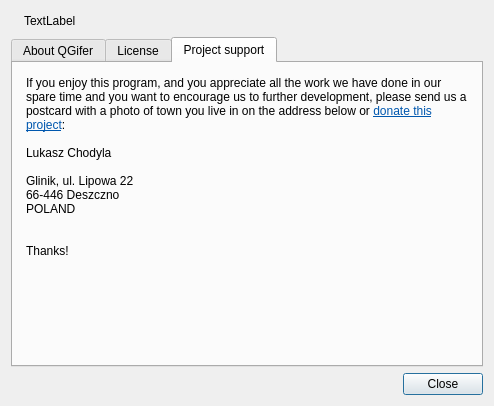
Above: ui/aboutdialog.ui from Apkawa/QGifer before the change. Below: the same form after it.
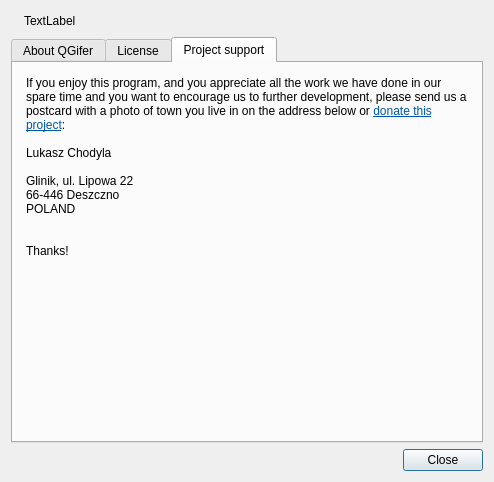
That is the form after the change. The open tabs and pages were chosen to show the change. Icons and pictures are not drawn.

```diff
--- a/ui/aboutdialog.ui
+++ b/ui/aboutdialog.ui
@@ -7,7 +7,7 @@
     <x>0</x>
     <y>0</y>
     <width>494</width>
-    <height>406</height>
+    <height>482</height>
    </rect>
   </property>
   <property name="windowTitle">
@@ -815,17 +815,17 @@
           <string>&lt;!DOCTYPE HTML PUBLIC &quot;-//W3C//DTD HTML 4.0//EN&quot; &quot;http://www.w3.org/TR/REC-html40/strict.dtd&quot;&gt;
 &lt;html&gt;&lt;head&gt;&lt;meta name=&quot;qrichtext&quot; content=&quot;1&quot; /&gt;&lt;style type=&quot;text/css&quot;&gt;
 p, li { white-space: pre-wrap; }
-&lt;/style&gt;&lt;/head&gt;&lt;body style=&quot; font-family:'DejaVu Sans'; font-size:9pt; font-weight:400; font-style:normal;&quot;&gt;
-&lt;p style=&quot; margin-top:0px; margin-bottom:0px; margin-left:0px; margin-right:0px; -qt-block-indent:0; text-indent:0px;&quot;&gt;If you enjoy this program, and you appreciate all the work we have done in our spare time and you want to encourage us to further development, please send us a postcard with a photo of town you live in on the address below or &lt;a href=&quot;https://www.paypal.com/cgi-bin/webscr?cmd=_donations&amp;amp;business=YKYEGBLZMUVW4&amp;amp;lc=US&amp;amp;item_name=QGifer&amp;amp;item_number=qgifer&amp;amp;currency_code=USD&amp;amp;bn=PP%2dDonationsBF%3abtn_donateCC_LG%2egif%3aNonHosted&quot;&gt;&lt;span style=&quot; text-decoration: underline; color:#0057ae;&quot;&gt;donate this project&lt;/span&gt;&lt;/a&gt;:&lt;/p&gt;
-&lt;p style=&quot;-qt-paragraph-type:empty; margin-top:0px; margin-bottom:0px; margin-left:0px; margin-right:0px; -qt-block-indent:0; text-indent:0px;&quot;&gt;&lt;br /&gt;&lt;/p&gt;
-&lt;p style=&quot; margin-top:0px; margin-bottom:0px; margin-left:0px; margin-right:0px; -qt-block-indent:0; text-indent:0px;&quot;&gt;Lukasz Chodyla&lt;/p&gt;
-&lt;p style=&quot;-qt-paragraph-type:empty; margin-top:0px; margin-bottom:0px; margin-left:0px; margin-right:0px; -qt-block-indent:0; text-indent:0px;&quot;&gt;&lt;br /&gt;&lt;/p&gt;
-&lt;p style=&quot; margin-top:0px; margin-bottom:0px; margin-left:0px; margin-right:0px; -qt-block-indent:0; text-indent:0px;&quot;&gt;Glinik, ul. Lipowa 22&lt;/p&gt;
-&lt;p style=&quot; margin-top:0px; margin-bottom:0px; margin-left:0px; margin-right:0px; -qt-block-indent:0; text-indent:0px;&quot;&gt;66-446 Deszczno&lt;/p&gt;
-&lt;p style=&quot; margin-top:0px; margin-bottom:0px; margin-left:0px; margin-right:0px; -qt-block-indent:0; text-indent:0px;&quot;&gt;POLAND&lt;/p&gt;
-&lt;p style=&quot;-qt-paragraph-type:empty; margin-top:0px; margin-bottom:0px; margin-left:0px; margin-right:0px; -qt-block-indent:0; text-indent:0px;&quot;&gt;&lt;br /&gt;&lt;/p&gt;
-&lt;p style=&quot;-qt-paragraph-type:empty; margin-top:0px; margin-bottom:0px; margin-left:0px; margin-right:0px; -qt-block-indent:0; text-indent:0px;&quot;&gt;&lt;br /&gt;&lt;/p&gt;
-&lt;p style=&quot; margin-top:0px; margin-bottom:0px; margin-left:0px; margin-right:0px; -qt-block-indent:0; text-indent:0px;&quot;&gt;Thanks!&lt;/p&gt;&lt;/body&gt;&lt;/html&gt;</string>
+&lt;/style&gt;&lt;/head&gt;&lt;body style=&quot; font-family:'Sans Serif'; font-size:9pt; font-weight:400; font-style:normal;&quot;&gt;
+&lt;p style=&quot; margin-top:0px; margin-bottom:0px; margin-left:0px; margin-right:0px; -qt-block-indent:0; text-indent:0px;&quot;&gt;&lt;span style=&quot; font-family:'DejaVu Sans';&quot;&gt;If you enjoy this program, and you appreciate all the work we have done in our spare time and you want to encourage us to further development, please send us a postcard with a photo of town you live in on the address below or &lt;/span&gt;&lt;a href=&quot;https://www.paypal.com/cgi-bin/webscr?cmd=_donations&amp;amp;business=YKYEGBLZMUVW4&amp;amp;lc=US&amp;amp;item_name=QGifer&amp;amp;item_number=qgifer&amp;amp;currency_code=USD&amp;amp;bn=PP%2dDonationsBF%3abtn_donateCC_LG%2egif%3aNonHosted&quot;&gt;&lt;span style=&quot; font-family:'DejaVu Sans'; text-decoration: underline; color:#0057ae;&quot;&gt;donate this project&lt;/span&gt;&lt;/a&gt;&lt;span style=&quot; font-family:'DejaVu Sans';&quot;&gt;:&lt;/span&gt;&lt;/p&gt;
+&lt;p style=&quot;-qt-paragraph-type:empty; margin-top:0px; margin-bottom:0px; margin-left:0px; margin-right:0px; -qt-block-indent:0; text-indent:0px; font-family:'DejaVu Sans';&quot;&gt;&lt;br /&gt;&lt;/p&gt;
+&lt;p style=&quot; margin-top:0px; margin-bottom:0px; margin-left:0px; margin-right:0px; -qt-block-indent:0; text-indent:0px;&quot;&gt;&lt;span style=&quot; font-family:'DejaVu Sans';&quot;&gt;Lukasz Chodyla&lt;/span&gt;&lt;/p&gt;
+&lt;p style=&quot;-qt-paragraph-type:empty; margin-top:0px; margin-bottom:0px; margin-left:0px; margin-right:0px; -qt-block-indent:0; text-indent:0px; font-family:'DejaVu Sans';&quot;&gt;&lt;br /&gt;&lt;/p&gt;
+&lt;p style=&quot; margin-top:0px; margin-bottom:0px; margin-left:0px; margin-right:0px; -qt-block-indent:0; text-indent:0px;&quot;&gt;&lt;span style=&quot; font-family:'DejaVu Sans';&quot;&gt;Glinik, ul. Lipowa 22&lt;/span&gt;&lt;/p&gt;
+&lt;p style=&quot; margin-top:0px; margin-bottom:0px; margin-left:0px; margin-right:0px; -qt-block-indent:0; text-indent:0px;&quot;&gt;&lt;span style=&quot; font-family:'DejaVu Sans';&quot;&gt;66-446 Deszczno&lt;/span&gt;&lt;/p&gt;
+&lt;p style=&quot; margin-top:0px; margin-bottom:0px; margin-left:0px; margin-right:0px; -qt-block-indent:0; text-indent:0px;&quot;&gt;&lt;span style=&quot; font-family:'DejaVu Sans';&quot;&gt;POLAND&lt;/span&gt;&lt;/p&gt;
+&lt;p style=&quot;-qt-paragraph-type:empty; margin-top:0px; margin-bottom:0px; margin-left:0px; margin-right:0px; -qt-block-indent:0; text-indent:0px; font-family:'DejaVu Sans';&quot;&gt;&lt;br /&gt;&lt;/p&gt;
+&lt;p style=&quot;-qt-paragraph-type:empty; margin-top:0px; margin-bottom:0px; margin-left:0px; margin-right:0px; -qt-block-indent:0; text-indent:0px; font-family:'DejaVu Sans';&quot;&gt;&lt;br /&gt;&lt;/p&gt;
+&lt;p style=&quot; margin-top:0px; margin-bottom:0px; margin-left:0px; margin-right:0px; -qt-block-indent:0; text-indent:0px;&quot;&gt;&lt;span style=&quot; font-family:'DejaVu Sans';&quot;&gt;Thanks!&lt;/span&gt;&lt;/p&gt;&lt;/body&gt;&lt;/html&gt;</string>
          </property>
          <property name="openExternalLinks">
           <bool>true</bool>
```
Left out of the diff: 17 changed lines with no effect on the pictures.
